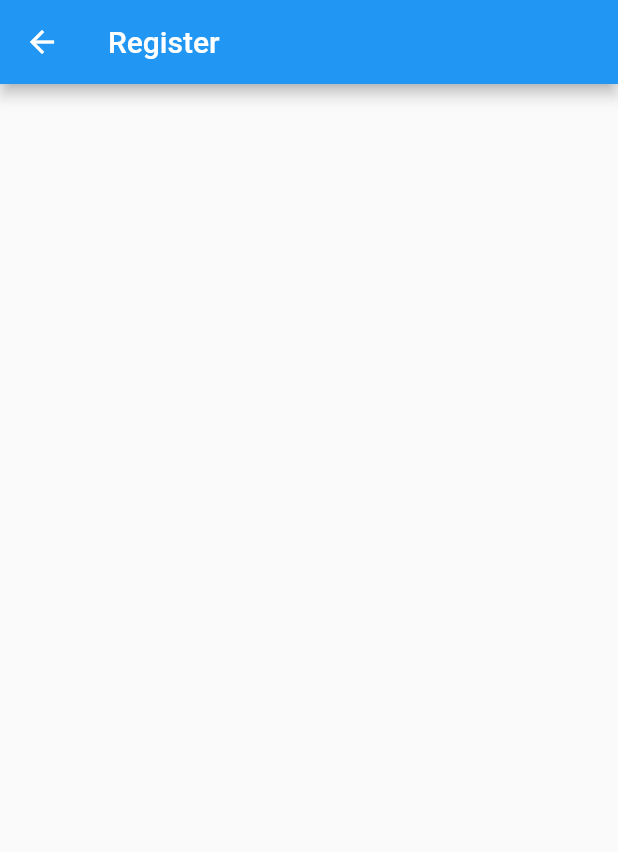
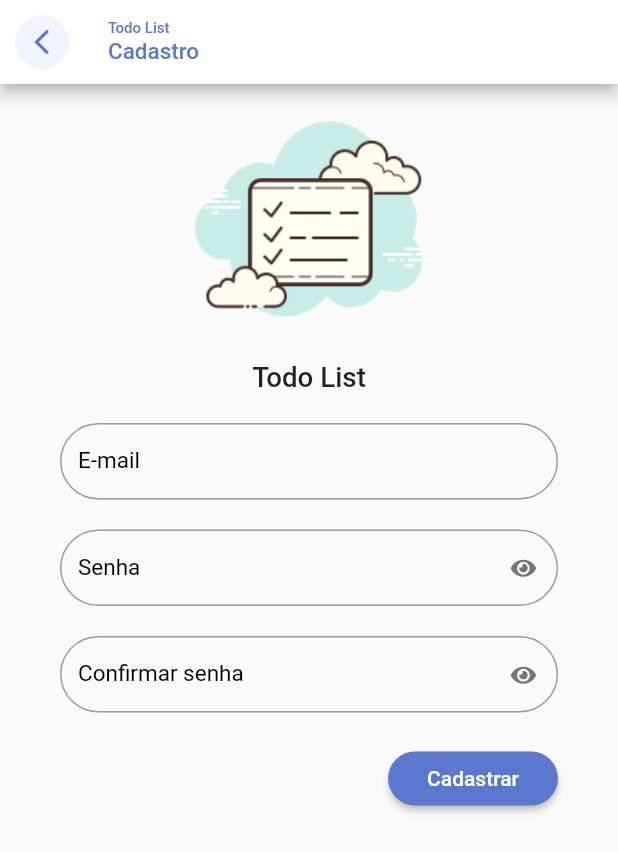
Before and after one commit to evilarinho/Flutter_Todo_List_App, a Flutter app: the RegisterPage screen opened directly, on a phone screen of 412 x 824 dp. Shown: the top 852 px of the screen. Run offline on Flutter 3.47's test engine with Material 2 defaults, Android fonts, the phone set to English and light mode, and no system bars; our stand-ins replace flutter_signin_button, google_fonts, sqflite, synchronized; accounts and stored records are empty; Roboto replaces fonts that are missing (Mandali).

Commit message:
Layout da página de Registro

```diff
--- a/lib/app/modules/auth/register/register_page.dart
+++ b/lib/app/modules/auth/register/register_page.dart
@@ -1,15 +1,106 @@
 import 'package:flutter/material.dart';
+import 'package:flutter_todo_list_provider/app/core/interface/theme_extension.dart';
+import 'package:flutter_todo_list_provider/app/core/widget/todo_list_field.dart';
+import 'package:flutter_todo_list_provider/app/core/widget/todo_list_logo.dart';
 
 class RegisterPage extends StatelessWidget {
   const RegisterPage({Key? key}) : super(key: key);
 
   @override
   Widget build(BuildContext context) {
+    final double screenWidth = MediaQuery.of(context).size.width;
     return Scaffold(
       appBar: AppBar(
-        title: const Text('Register'),
+        automaticallyImplyLeading: false,
+        backgroundColor: Colors.white,
+        title: Column(
+          crossAxisAlignment: CrossAxisAlignment.start,
+          children: [
+            Text(
+              'Todo List',
+              style: TextStyle(
+                fontSize: 10,
+                color: context.primaryColor,
+              ),
+            ),
+            Text(
+              'Cadastro',
+              style: TextStyle(
+                fontSize: 15,
+                color: context.primaryColor,
+              ),
+            ),
+          ],
+        ),
+        leading: IconButton(
+          onPressed: () {
+            Navigator.pop(context);
+          },
+          icon: ClipOval(
+            child: Container(
+              padding: const EdgeInsets.all(8),
+              decoration: BoxDecoration(
+                color: context.primaryColor.withAlpha(20),
+              ),
+              child: Icon(
+                Icons.arrow_back_ios_outlined,
+                size: 20,
+                color: context.primaryColor,
+              ),
+            ),
+          ),
+        ),
       ),
-      body: Container(),
+      body: ListView(
+        children: [
+          SizedBox(
+            height: screenWidth * .5,
+            child: const FittedBox(
+              fit: BoxFit.fitHeight,
+              child: TodoListLogo(),
+            ),
+          ),
+          Form(
+            child: Padding(
+              padding: const EdgeInsets.symmetric(
+                horizontal: 40,
+                vertical: 20,
+              ),
+              child: Column(
+                children: [
+                  TodoListField(label: 'E-mail'),
+                  const SizedBox(height: 20),
+                  TodoListField(
+                    label: 'Senha',
+                    obscureText: true,
+                  ),
+                  const SizedBox(height: 20),
+                  TodoListField(
+                    label: 'Confirmar senha',
+                    obscureText: true,
+                  ),
+                  const SizedBox(height: 20),
+                  Align(
+                    alignment: Alignment.bottomRight,
+                    child: ElevatedButton(
+                      onPressed: () {},
+                      style: ElevatedButton.styleFrom(
+                        shape: RoundedRectangleBorder(
+                          borderRadius: BorderRadius.circular(20),
+                        ),
+                      ),
+                      child: const Padding(
+                        padding: EdgeInsets.all(10),
+                        child: Text('Cadastrar'),
+                      ),
+                    ),
+                  ),
+                ],
+              ),
+            ),
+          ),
+        ],
+      ),
     );
   }
 }
```
